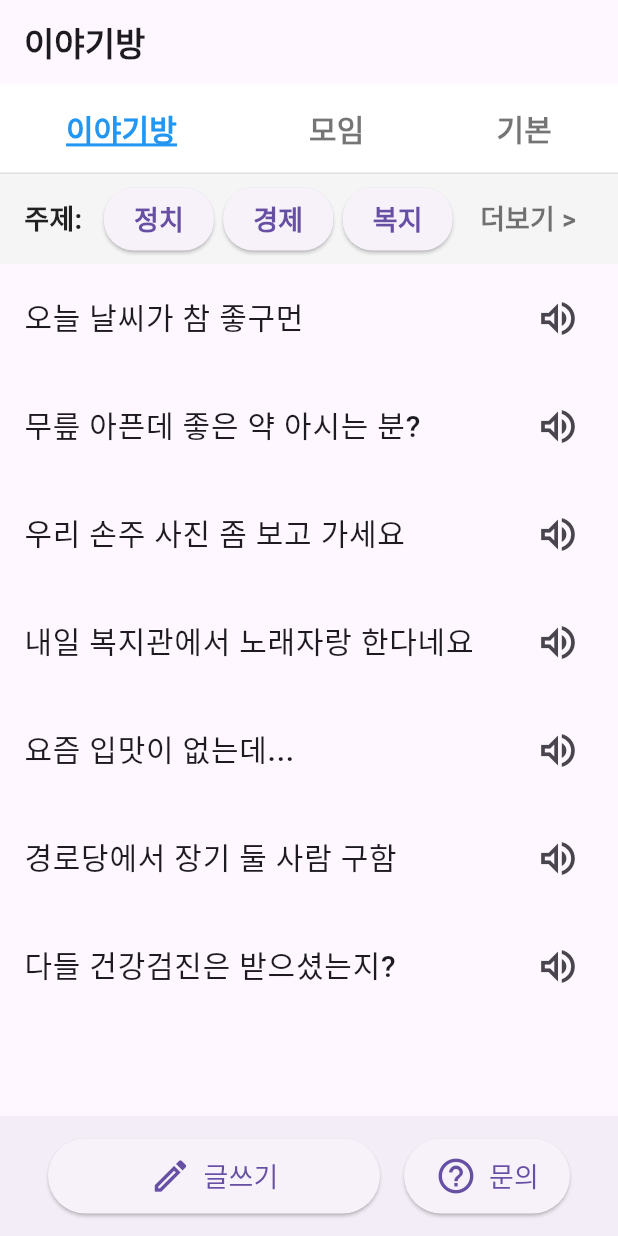
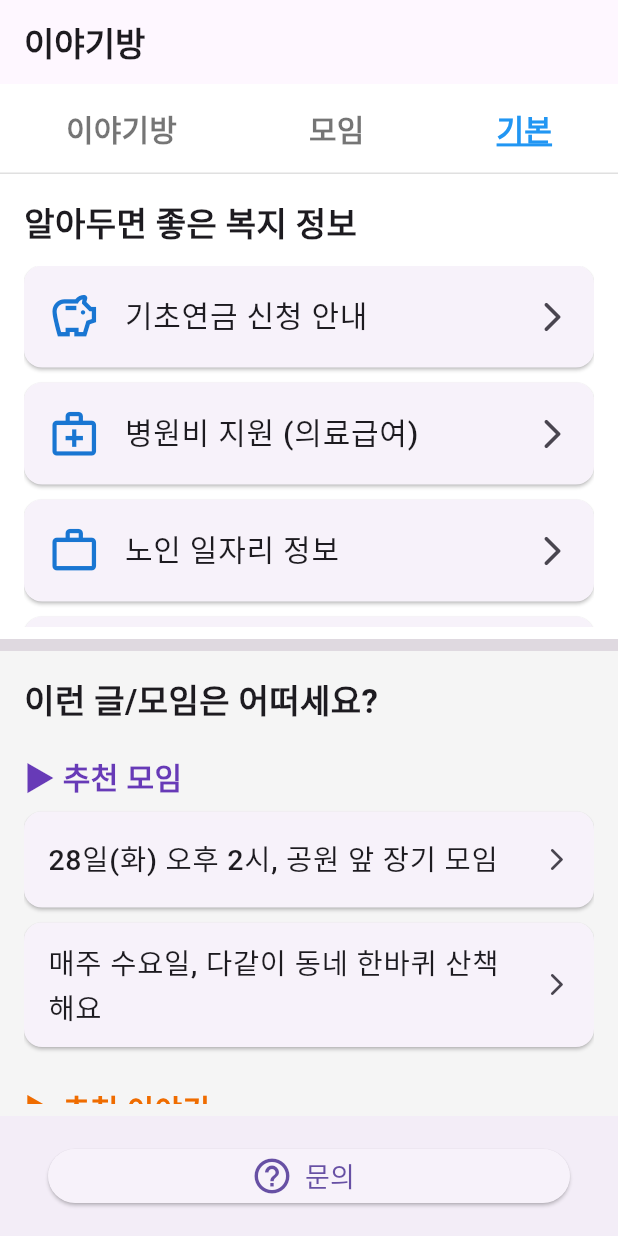
Before and after one commit to Amaze-Aing/std_project, a Flutter app: the screen it shows after launch, on a phone screen of 412 x 824 dp. Run offline on Flutter 3.47's test engine with Material 3 defaults, Android fonts, the phone set to English and light mode, and no system bars.

Commit message:
기본 페이지

```diff
--- a/lib/main.dart
+++ b/lib/main.dart
@@ -25,173 +25,81 @@ class MyApp extends StatelessWidget {
 class MyCommunityScreen extends StatelessWidget {
   const MyCommunityScreen({super.key});
 
-  // 본문에 표시될 임시 데이터 (글 제목) - 어르신들에게 친숙한 주제로 변경
-  final List<String> postTitles = const [
-    '오늘 날씨가 참 좋구먼',
-    '무릎 아픈데 좋은 약 아시는 분?',
-    '우리 손주 사진 좀 보고 가세요',
-    '내일 복지관에서 노래자랑 한다네요',
-    '요즘 입맛이 없는데...',
-    '경로당에서 장기 둘 사람 구함',
-    '다들 건강검진은 받으셨는지?',
-  ];
-
   @override
   Widget build(BuildContext context) {
     return Scaffold(
-      // 1. 상단 AppBar
+      // 1. 상단 AppBar (수정됨)
       appBar: AppBar(
         title: const Text(
-          '이야기방', // '커뮤니티'를 '이야기방'으로 변경
-          // AppBar 제목 글씨 크기 키움
+          '이야기방',
           style: TextStyle(fontSize: 22, fontWeight: FontWeight.bold),
         ),
-        // AppBar 하단에 버튼 영역을 2줄로 만듭니다.
+        // AppBar 하단 버튼 영역
         bottom: PreferredSize(
-          preferredSize: const Size.fromHeight(120.0), // 높이를 120으로 늘림
+          preferredSize: const Size.fromHeight(60.0), // 주제 섹션이 없으므로 높이 60
           child: Container(
             color: Colors.white, // 배경색은 흰색
             child: Column(
               children: [
-                // 1. 첫 번째 줄 버튼 (이야기방, 모임, 기본)
+                // 1. 첫 번째 줄 버튼 (이야기방, 모임, 기본) - (수정된 부분)
                 Container(
                   height: 59.0, // 첫 번째 줄 높이
                   child: Row(
                     mainAxisAlignment: MainAxisAlignment.spaceAround,
                     children: [
-                      _buildTopButton('이야기방',
-                          isSelected: true), // '커뮤'를 '이야기방'으로 변경하고, 선택 상태(true) 전달
+                      _buildTopButton('이야기방'), // isSelected: false (기본값)
                       _buildTopButton('모임'), // isSelected: false (기본값)
-                      _buildTopButton('기본'), // isSelected: false (기본값)
+                      _buildTopButton('기본',
+                          isSelected: true), // '기본'을 선택 상태(true)로 변경
                     ],
                   ),
                 ),
                 const Divider(
                     height: 1.0, thickness: 1.0, color: Colors.black12), // 구분선
-                // 2. 두 번째 줄 버튼 (정치, 경제, 복지)
-                Container(
-                  height: 60.0, // 두 번째 줄 높이
-                  padding: const EdgeInsets.symmetric(
-                      vertical: 8.0, horizontal: 16.0), // 가로 패딩 추가
-                  color: Colors.grey[100], // 주제 버튼 배경색을 살짝 다르게
-                  child: Row(
-                    children: [
-                      const Text(
-                        '주제:',
-                        style: TextStyle(
-                          fontSize: 18,
-                          fontWeight: FontWeight.w600,
-                          color: Colors.black87,
-                        ),
-                      ),
-                      const SizedBox(width: 8.0), // '주제:'와 버튼 그룹 사이 간격
-                      Expanded(
-                        child: Row(
-                          mainAxisAlignment:
-                          MainAxisAlignment.spaceEvenly, // 버튼들을 균등하게 배치
-                          children: [
-                            _buildTopicButton('정치'), // 새 헬퍼 메소드 사용
-                            _buildTopicButton('경제'),
-                            _buildTopicButton('복지'),
-                          ],
-                        ),
-                      ),
-                      // '더보기' 버튼 추가
-                      _buildMoreButton(),
-                    ],
-                  ),
-                ),
               ],
             ),
           ),
         ),
       ),
 
-      // 2. 본론 (글 리스트)
-      body: ListView.builder(
-        itemCount: postTitles.length,
-        itemBuilder: (BuildContext context, int index) {
-          final title = postTitles[index];
-          return ListTile(
-            // 목록 아이템의 상하 여백을 추가해 공간 확보
-            contentPadding:
-            const EdgeInsets.symmetric(vertical: 8.0, horizontal: 16.0),
-            // 글 제목만 표시
-            title: Text(
-              title,
-              style: const TextStyle(
-                  fontSize: 20.0,
-                  fontWeight: FontWeight.w500), // 글씨 크기를 20으로 키움
+      // 2. 본론 (변경 없음)
+      body: Column(
+        children: [
+          // 상단 영역: 복지 정보
+          Expanded(
+            flex: 1, // 공간을 1:1 비율로 차지
+            child: _buildWelfareSection(), // 복지 정보 헬퍼 위젯 호출
           ),
-            // 우측에 Text-to-Sound 아이콘 버튼 배치
-            trailing: IconButton(
-              icon: const Icon(
-                Icons.volume_up_outlined,
-                size: 30.0, // 아이콘 크기를 30으로 키움
+          // 구분선
+          const Divider(height: 8.0, thickness: 8.0, color: Colors.black12),
+          // 하단 영역: 추천 글/모임
+          Expanded(
+            flex: 1, // 공간을 1:1 비율로 차지
+            child: _buildRecommendationSection(), // 추천 헬퍼 위젯 호출
           ),
-              tooltip: '음성으로 듣기', // 아이콘에 마우스를 올리면 표시되는 툴팁
-              onPressed: () {
-                // TODO: 여기에 TTS (Text-to-Speech) 로직을 구현합니다.
-                // 예: ttsService.speak(title);
-                print('TTS 실행: $title');
-              },
-            ),
-            onTap: () {
-              // TODO: 게시글 상세 보기 로직
-              print('게시글 탭: $title');
-            },
-          );
-        },
+        ],
       ),
 
-      // 3. 하단 버튼
+      // 3. 하단 버튼 (변경 없음)
       bottomNavigationBar: BottomAppBar(
         child: Container(
           height: 70.0, // 하단 바 높이를 70으로 늘림
-          padding: const EdgeInsets.symmetric(horizontal: 16.0),
+          padding: const EdgeInsets.symmetric(horizontal: 16.0, vertical: 10.0),
           child: Row(
-            // mainAxisAlignment: MainAxisAlignment.spaceEvenly, // Expanded 위젯을 사용하므로 이 속성은 제거합니다.
             children: [
-              // '글쓰기' 버튼
-              Expanded(
-                flex: 2, // '문의' 버튼보다 2배의 비율로 공간을 차지
-                child: ElevatedButton.icon(
-                  icon: const Icon(
-                    Icons.edit_outlined,
-                    size: 28.0, // 아이콘 크기를 28로 키움
-                  ),
-                  label: const Text(
-                    '글쓰기',
-                    style:
-                    TextStyle(fontSize: 18.0), // 글씨 크기를 18로 키움
-                  ),
-                  // 버튼의 높이를 조절
-                  style: ElevatedButton.styleFrom(
-                    padding: const EdgeInsets.symmetric(vertical: 10),
-                    minimumSize: const Size(0, 50), // 버튼의 최소 높이를 50으로 설정
-                  ),
-                  onPressed: () {
-                    // TODO: 글쓰기 화면으로 이동
-                  },
-                ),
-              ),
-              const SizedBox(width: 16.0), // 두 버튼 사이의 간격
               // '문의' 버튼
               Expanded(
                 flex: 1, // 1의 비율로 공간 차지
                 child: ElevatedButton.icon(
                   icon: const Icon(
                     Icons.help_outline,
-                    size: 28.0, // 아이콘 크기를 28로 키움
+                    size: 28.0,
                   ),
                   label: const Text(
                     '문의',
-                    style:
-                    TextStyle(fontSize: 18.0), // 글씨 크기를 18로 키움
+                    style: TextStyle(fontSize: 18.0),
                   ),
-                  // 버튼의 높이를 조절
                   style: ElevatedButton.styleFrom(
-                    padding: const EdgeInsets.symmetric(vertical: 10),
                     minimumSize: const Size(0, 50), // 버튼의 최소 높이를 50으로 설정
                   ),
                   onPressed: () {
@@ -202,11 +110,11 @@ class MyCommunityScreen extends StatelessWidget {
             ],
           ),
         ),
-      ), // <--- 이 부분이 잘못된 주석 대신 괄호로 수정되었습니다.
+      ),
     );
   }
 
-  // 상단 3개 버튼을 만들기 위한 헬퍼 위젯
+  // 상단 3개 버튼을 만들기 위한 헬퍼 위젯 (변경 없음)
   Widget _buildTopButton(String text, {bool isSelected = false}) {
     // 선택되었을 때와 아닐 때의 스타일을 정의
     final selectedStyle = TextStyle(
@@ -229,7 +137,6 @@ class MyCommunityScreen extends StatelessWidget {
         // TODO: 각 버튼 탭 로직
       },
       style: TextButton.styleFrom(
-        // 선택되었을 때 버튼에 원치 않는 패딩이 생기는 것을 방지
         minimumSize: const Size(0, 0),
         padding: const EdgeInsets.symmetric(horizontal: 8.0),
       ),
@@ -240,49 +147,164 @@ class MyCommunityScreen extends StatelessWidget {
     );
   }
 
-  // 주제 버튼 (정치, 경제, 복지)을 만들기 위한 헬퍼 위젯
-  Widget _buildTopicButton(String text) {
-    return ElevatedButton(
-      onPressed: () {
-        // TODO: 주제별 글 보기 로직 (예: 정치 버튼 클릭 시 정치 관련 글 필터링)
-        print('$text 주제 탭');
+  // --- [Body를 위한 헬퍼 위젯 (변경 없음)] ---
+
+  /// 상단: 복지 정보 섹션을 빌드하는 위젯
+  Widget _buildWelfareSection() {
+    // 임시 복지 정보 데이터
+    final List<Map<String, dynamic>> welfareInfo = [
+      {'title': '기초연금 신청 안내', 'icon': Icons.savings_outlined},
+      {'title': '병원비 지원 (의료급여)', 'icon': Icons.medical_services_outlined},
+      {'title': '노인 일자리 정보', 'icon': Icons.work_outline},
+      {'title': '치매 안심센터 찾기', 'icon': Icons.psychology_outlined},
+    ];
+
+    return Container(
+      color: Colors.white, // 배경색
+      padding: const EdgeInsets.fromLTRB(16.0, 16.0, 16.0, 8.0),
+      child: Column(
+        crossAxisAlignment: CrossAxisAlignment.start, // 좌측 정렬
+        children: [
+          // 섹션 제목
+          const Text(
+            '알아두면 좋은 복지 정보',
+            style: TextStyle(
+              fontSize: 22.0,
+              fontWeight: FontWeight.bold,
+            ),
+          ),
+          const SizedBox(height: 12.0),
+          // 복지 정보 리스트
+          Expanded(
+            child: ListView.builder(
+              itemCount: welfareInfo.length,
+              itemBuilder: (context, index) {
+                final item = welfareInfo[index];
+                return Card(
+                  margin: const EdgeInsets.only(bottom: 10.0),
+                  child: ListTile(
+                    contentPadding: const EdgeInsets.symmetric(
+                        vertical: 6.0, horizontal: 16.0),
+                    leading: Icon(item['icon'],
+                        size: 35.0, color: Colors.blue.shade700),
+                    title: Text(
+                      item['title'],
+                      style: const TextStyle(
+                        fontSize: 20.0,
+                        fontWeight: FontWeight.w500,
+                      ),
+                    ),
+                    trailing: const Icon(Icons.arrow_forward_ios_rounded),
+                    onTap: () {
+                      // TODO: 해당 복지 정보 상세 페이지로 이동
+                      print('${item['title']} 탭');
                     },
-      style: ElevatedButton.styleFrom(
-        // 어르신들이 누르기 쉽도록 둥근 모서리와 패딩 적용
-        shape: RoundedRectangleBorder(
-          borderRadius: BorderRadius.circular(20), // 둥근 모서리
                   ),
-        // '더보기' 버튼을 위한 공간을 확보하기 위해 좌우 패딩을 살짝 줄임
-        padding: const EdgeInsets.symmetric(horizontal: 20, vertical: 8),
+                );
+              },
             ),
+          ),
+        ],
+      ),
+    );
+  }
+
+  /// 하단: 추천 글/모임 섹션을 빌드하는 위젯
+  Widget _buildRecommendationSection() {
+    // 임시 추천 데이터
+    final List<String> recommendedGatherings = [
+      '28일(화) 오후 2시, 공원 앞 장기 모임',
+      '매주 수요일, 다같이 동네 한바퀴 산책해요',
+    ];
+    final List<String> recommendedPosts = [
+      '요즘 유행하는 트로트 노래 모음',
+      '가을 단풍 구경가기 좋은 곳',
+      '저녁에 먹기 좋은 건강식 아시는분?',
+    ];
+
+    final List<dynamic> items = [];
+    items.add('header_gathering'); // 모임 헤더
+    items.addAll(recommendedGatherings);
+    items.add('header_posts'); // 이야기 헤더
+    items.addAll(recommendedPosts);
+
+    return Container(
+      color: Colors.grey[100], // 상단 영역과 색상 구분
+      padding: const EdgeInsets.fromLTRB(16.0, 16.0, 16.0, 8.0),
+      child: Column(
+        crossAxisAlignment: CrossAxisAlignment.start,
+        children: [
+          // 전체 섹션 제목
+          const Text(
+            '이런 글/모임은 어떠세요?',
+            style: TextStyle(
+              fontSize: 22.0,
+              fontWeight: FontWeight.bold,
+            ),
+          ),
+          const SizedBox(height: 12.0),
+          // 추천 리스트
+          Expanded(
+            child: ListView.builder(
+              itemCount: items.length,
+              itemBuilder: (context, index) {
+                final item = items[index];
+
+                // '추천 모임' 헤더
+                if (item == 'header_gathering') {
+                  return const Padding(
+                    padding: EdgeInsets.only(top: 8.0, bottom: 8.0),
                     child: Text(
-        text,
-        style: const TextStyle(
-          fontSize: 18, // 글씨 크기
+                      '▶︎ 추천 모임',
+                      style: TextStyle(
+                        fontSize: 20.0,
                         fontWeight: FontWeight.w600,
+                        color: Colors.deepPurple,
                       ),
                     ),
                   );
                 }
 
-  // '더보기' 버튼을 만들기 위한 헬퍼 위젯
-  Widget _buildMoreButton() {
-    return TextButton(
-      onPressed: () {
-        // TODO: 더 많은 주제 보기 (예: 다이얼로그 또는 새 화면)
-        print('더보기 탭');
-      },
-      style: TextButton.styleFrom(
-        padding: const EdgeInsets.symmetric(horizontal: 12.0),
-      ),
-      child: const Text(
-        '더보기 >',
+                // '추천 이야기' 헤더
+                if (item == 'header_posts') {
+                  return Padding(
+                    padding: const EdgeInsets.only(top: 16.0, bottom: 8.0),
+                    child: Text(
+                      '▶︎ 추천 이야기',
                       style: TextStyle(
-          fontSize: 18,
+                        fontSize: 20.0,
                         fontWeight: FontWeight.w600,
-          color: Colors.black54, // 눈에 띄지만 주제 버튼보다는 약하게
+                        color: Colors.orange[800],
                       ),
                     ),
                   );
                 }
+
+                // 실제 추천 아이템
+                return Card(
+                  margin: const EdgeInsets.only(bottom: 10.0),
+                  child: ListTile(
+                    contentPadding: const EdgeInsets.symmetric(
+                        vertical: 4.0, horizontal: 16.0),
+                    title: Text(
+                      item as String,
+                      style: const TextStyle(
+                        fontSize: 19.0,
+                        fontWeight: FontWeight.w500,
+                      ),
+                    ),
+                    trailing:
+                    const Icon(Icons.arrow_forward_ios_rounded, size: 18.0),
+                    onTap: () {
+                      print('추천 아이템 탭: $item');
+                    },
+                  ),
+                );
+              },
+            ),
+          )
+        ],
+      ),
+    );
   }
+}
```
Lines whose indentation alone changed are shown as unchanged.
